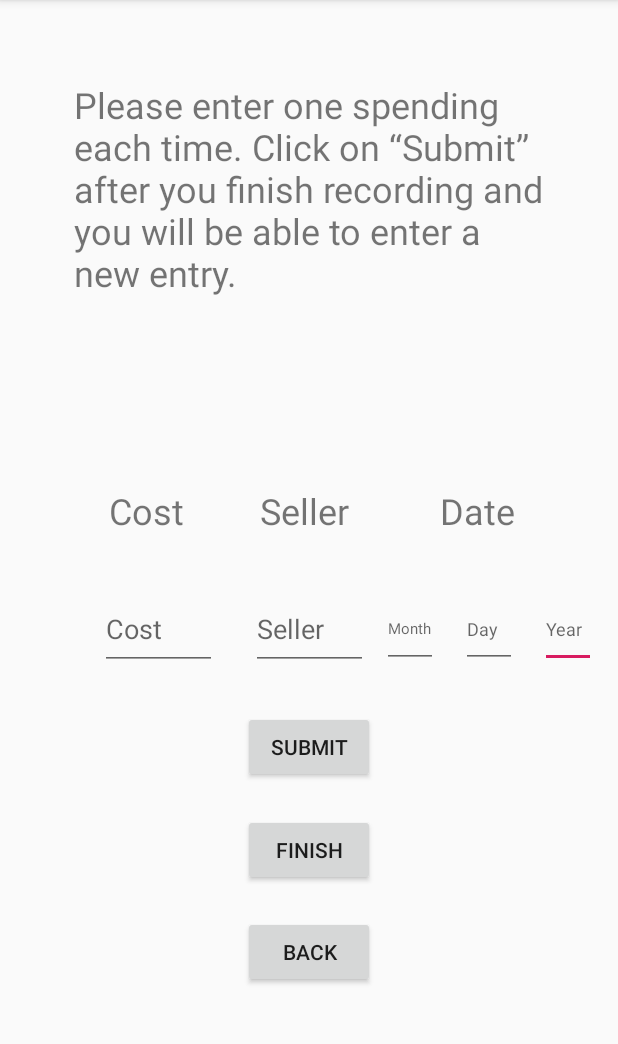
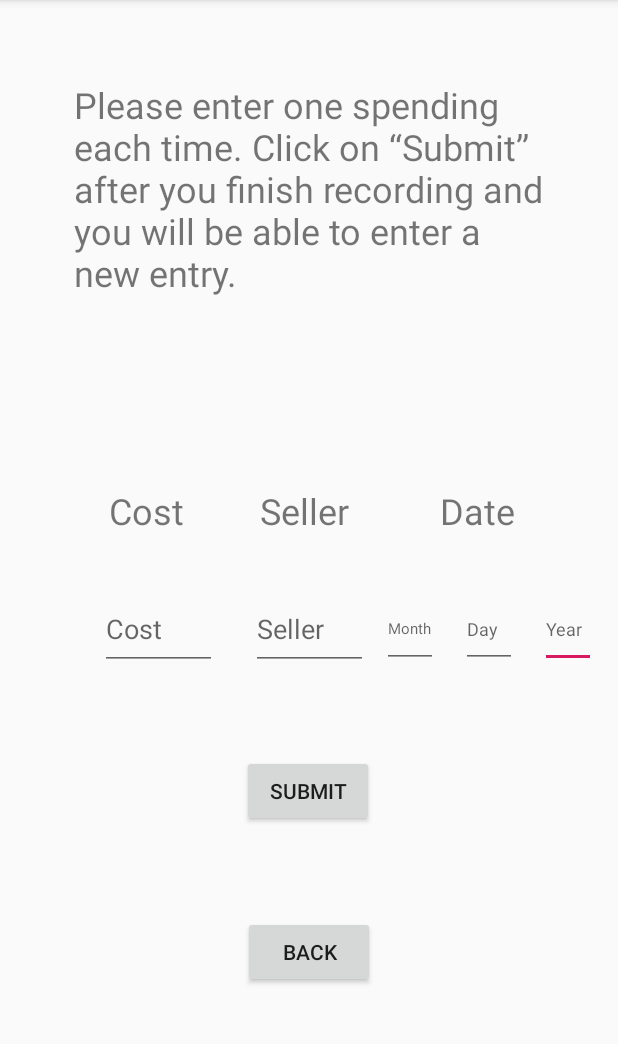
Before and after one commit to CS407-Project-Better-Budgets/Better_Budgets_new, an Android app: the manual_input screen opened directly, with no data from a screen before it, on a phone screen of 412 x 824 dp, the part 84-1128 px from its top. Run offline under Robolectric (Android 15) with nearby library versions, the phone set to English and light mode, and no system bars.

Commit message:
input tweak

```diff
--- a/app/src/main/res/layout/activity_manual_input.xml
+++ b/app/src/main/res/layout/activity_manual_input.xml
@@ -99,18 +99,6 @@
         app:layout_constraintTop_toBottomOf="@id/data_entry_manual_cost"
         app:layout_constraintVertical_bias="0.6" />
 
-    <Button
-        android:id="@+id/finish_manual"
-        android:layout_width="wrap_content"
-        android:layout_height="wrap_content"
-        android:onClick="finish_manual"
-        android:text="Finish"
-        app:layout_constraintBottom_toBottomOf="parent"
-        app:layout_constraintLeft_toLeftOf="parent"
-        app:layout_constraintRight_toRightOf="parent"
-        app:layout_constraintTop_toBottomOf="@id/data_entry_manual_cost"
-        app:layout_constraintVertical_bias="0.35" />
-
     <TextView
         android:id="@+id/text_manual_input"
         android:layout_width="313dp"
@@ -143,11 +131,12 @@
         android:layout_height="wrap_content"
         android:onClick="submit_manual"
         android:text="Submit"
-        app:layout_constraintBottom_toBottomOf="parent"
+        app:layout_constraintBottom_toTopOf="@+id/back_manual"
+        app:layout_constraintHorizontal_bias="0.498"
         app:layout_constraintLeft_toLeftOf="parent"
         app:layout_constraintRight_toRightOf="parent"
         app:layout_constraintTop_toBottomOf="@id/data_entry_manual_cost"
-        app:layout_constraintVertical_bias="0.1" />
+        app:layout_constraintVertical_bias="0.49" />
 
     <TextView
         android:id="@+id/cost_pmt"
```
